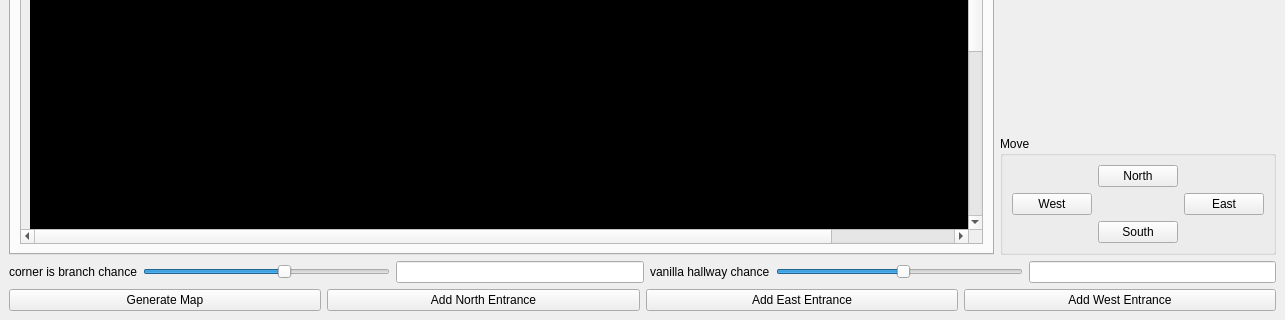
Old version of the form dun_gen.ui in the repository Axident/dun_gen; both pictures show x 0 to 1285 and y 620 to 940 of the 1285 by 940 pixel window.
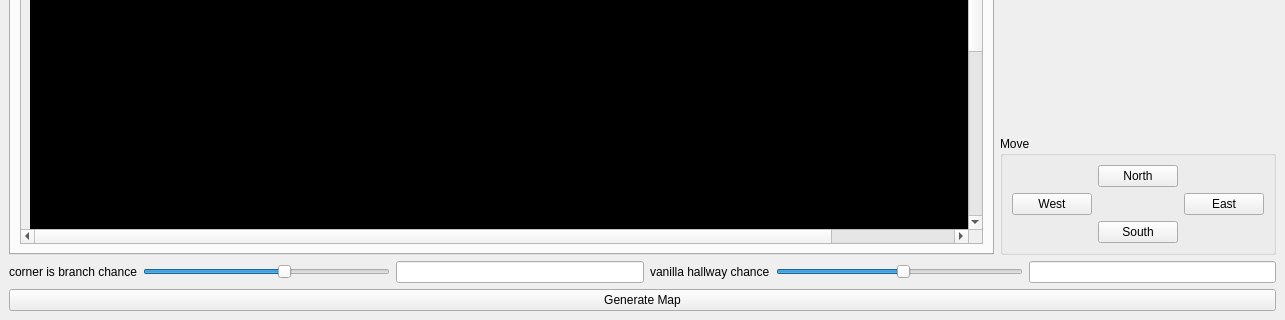
New version of the form.

```diff
--- a/dun_gen.ui
+++ b/dun_gen.ui
@@ -230,27 +230,6 @@
         </property>
        </widget>
       </item>
-      <item>
-       <widget class="QPushButton" name="north_entrance">
-        <property name="text">
-         <string>Add North Entrance</string>
-        </property>
-       </widget>
-      </item>
-      <item>
-       <widget class="QPushButton" name="east_entrance">
-        <property name="text">
-         <string>Add East Entrance</string>
-        </property>
-       </widget>
-      </item>
-      <item>
-       <widget class="QPushButton" name="west_entrance">
-        <property name="text">
-         <string>Add West Entrance</string>
-        </property>
-       </widget>
-      </item>
      </layout>
     </item>
     <item row="1" column="1">
```
Left out of the diff: 2 changed lines with no effect on the pictures.
